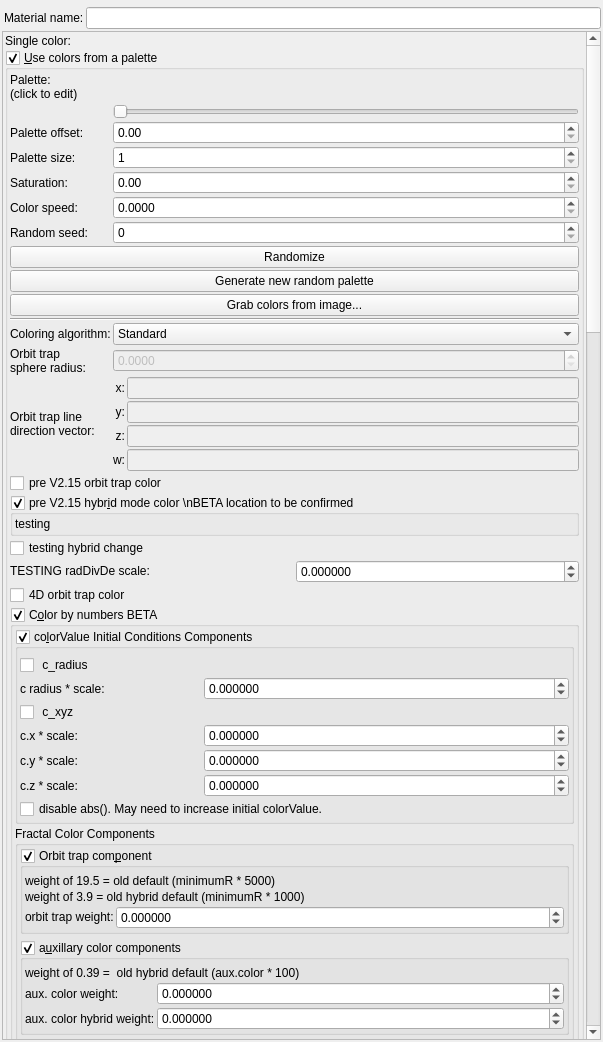
Above: mandelbulber2/qt/material_editor.ui from buddhi1980/mandelbulber2 before the change. Below: the same form after it.
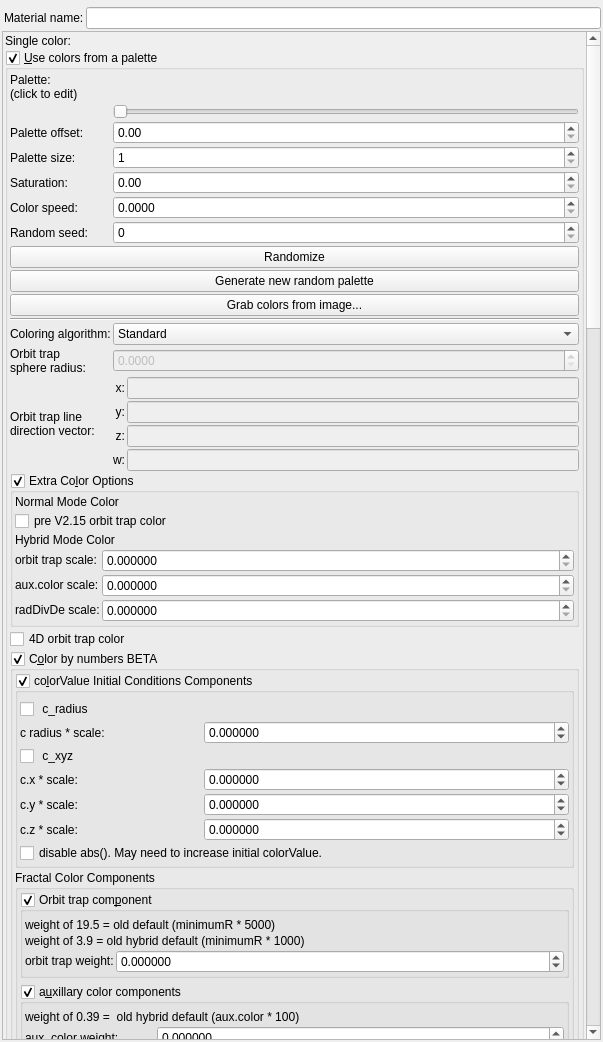
That is the form after the change. Icons and pictures are not drawn. Custom widgets are drawn as their Qt base class.

Commit message:
Added extra color options
inside is pre-v2.15 color check box

and controls for the three parts of hybrid mode color

this should allow for most backwards comapatibility issues

What changed in the file:
```diff
--- a/mandelbulber2/qt/material_editor.ui
+++ b/mandelbulber2/qt/material_editor.ui
@@ -81,9 +81,9 @@
       <property name="geometry">
        <rect>
         <x>0</x>
-        <y>0</y>
+        <y>-120</y>
         <width>583</width>
-        <height>3953</height>
+        <height>4019</height>
        </rect>
       </property>
       <layout class="QVBoxLayout" name="verticalLayout_2">
@@ -651,24 +651,17 @@
            </layout>
           </item>
           <item>
-           <widget class="MyCheckBox" name="checkBox_fractal_coloring_color_preV215_false">
-            <property name="text">
-             <string notr="true">pre V2.15 orbit trap color</string>
-            </property>
-           </widget>
-          </item>
-          <item>
-           <widget class="MyGroupBox" name="groupCheck_fractal_coloring_hybrid_color_preV215_false">
+           <widget class="MyGroupBox" name="groupCheck_fractal_coloring_extra_color_options_false">
             <property name="toolTip">
              <string>&lt;html&gt;&lt;head/&gt;&lt;body&gt;&lt;p&gt;Function produces an addition to the ColorValues based on its current value.&lt;/p&gt;&lt;/body&gt;&lt;/html&gt;</string>
             </property>
             <property name="title">
-             <string>pre V2.15 hybr&amp;id mode color \nBETA location to be confirmed</string>
+             <string>Extra Co&amp;lor Options</string>
             </property>
             <property name="checkable">
              <bool>true</bool>
             </property>
-            <layout class="QVBoxLayout" name="verticalLayout_49" stretch="0">
+            <layout class="QVBoxLayout" name="verticalLayout_49" stretch="0,0">
              <property name="spacing">
               <number>2</number>
              </property>
@@ -686,31 +679,35 @@
              </property>
              <item>
               <layout class="QGridLayout" name="gridLayout" columnstretch="0">
+               <item row="1" column="0">
+                <widget class="MyCheckBox" name="checkBox_fractal_coloring_color_preV215_false">
+                 <property name="text">
+                  <string notr="true">pre V2.15 orbit trap color</string>
+                 </property>
+                </widget>
+               </item>
+               <item row="3" column="0">
+                <widget class="QLabel" name="label_63">
+                 <property name="text">
+                  <string>Hybrid Mode Color</string>
+                 </property>
+                </widget>
+               </item>
                <item row="0" column="0">
                 <widget class="QLabel" name="label_60">
                  <property name="text">
-                  <string>testing</string>
+                  <string>Normal Mode Color </string>
                  </property>
                 </widget>
                </item>
               </layout>
              </item>
-            </layout>
-           </widget>
-          </item>
           <item>
-           <widget class="MyCheckBox" name="checkBox_fractal_coloring_temp_limit_false">
-            <property name="text">
-             <string notr="true">testing hybrid change</string>
-            </property>
-           </widget>
-          </item>
-          <item>
-           <layout class="QGridLayout" name="gridLayout_32" columnstretch="0,0">
+              <layout class="QGridLayout" name="gridLayout_32" columnstretch="0,1">
             <property name="topMargin">
              <number>0</number>
             </property>
-            <item row="1" column="0">
+               <item row="2" column="0">
              <widget class="QLabel" name="label_88">
               <property name="font">
                <font>
@@ -719,7 +716,48 @@
                </font>
               </property>
               <property name="text">
-               <string>&lt;html&gt;&lt;head/&gt;&lt;body&gt;&lt;p&gt;&lt;span style=&quot; font-weight:400;&quot;&gt;TESTING radDivDe scale:&lt;/span&gt;&lt;/p&gt;&lt;/body&gt;&lt;/html&gt;</string>
+                  <string>&lt;html&gt;&lt;head/&gt;&lt;body&gt;&lt;p&gt;&lt;span style=&quot; font-weight:400;&quot;&gt;radDivDe scale:&lt;/span&gt;&lt;/p&gt;&lt;/body&gt;&lt;/html&gt;</string>
+                 </property>
+                </widget>
+               </item>
+               <item row="2" column="1">
+                <widget class="MyDoubleSpinBox" name="spinbox_fractal_coloring_hybrid_div_de_scale1">
+                 <property name="sizePolicy">
+                  <sizepolicy hsizetype="Minimum" vsizetype="Maximum">
+                   <horstretch>0</horstretch>
+                   <verstretch>0</verstretch>
+                  </sizepolicy>
+                 </property>
+                 <property name="prefix">
+                  <string/>
+                 </property>
+                 <property name="suffix">
+                  <string/>
+                 </property>
+                 <property name="decimals">
+                  <number>6</number>
+                 </property>
+                 <property name="minimum">
+                  <double>0.000000000000000</double>
+                 </property>
+                 <property name="maximum">
+                  <double>9999.999900000000707</double>
+                 </property>
+                 <property name="singleStep">
+                  <double>1.000000000000000</double>
+                 </property>
+                </widget>
+               </item>
+               <item row="1" column="0">
+                <widget class="QLabel" name="label_89">
+                 <property name="font">
+                  <font>
+                   <weight>75</weight>
+                   <bold>true</bold>
+                  </font>
+                 </property>
+                 <property name="text">
+                  <string>&lt;html&gt;&lt;head/&gt;&lt;body&gt;&lt;p&gt;&lt;span style=&quot; font-weight:400;&quot;&gt;aux.color scale:&lt;/span&gt;&lt;/p&gt;&lt;/body&gt;&lt;/html&gt;</string>
               </property>
              </widget>
             </item>
@@ -741,7 +779,7 @@
                <number>6</number>
               </property>
               <property name="minimum">
-               <double>-9999.999900000000707</double>
+                  <double>0.000000000000000</double>
               </property>
               <property name="maximum">
                <double>9999.999900000000707</double>
@@ -751,7 +789,51 @@
               </property>
              </widget>
             </item>
-           </layout>
+               <item row="0" column="1">
+                <widget class="MyDoubleSpinBox" name="spinbox_fractal_coloring_orbit_trap_scale1">
+                 <property name="sizePolicy">
+                  <sizepolicy hsizetype="Minimum" vsizetype="Maximum">
+                   <horstretch>0</horstretch>
+                   <verstretch>0</verstretch>
+                  </sizepolicy>
+                 </property>
+                 <property name="prefix">
+                  <string/>
+                 </property>
+                 <property name="suffix">
+                  <string/>
+                 </property>
+                 <property name="decimals">
+                  <number>6</number>
+                 </property>
+                 <property name="minimum">
+                  <double>0.000000000000000</double>
+                 </property>
+                 <property name="maximum">
+                  <double>9999.999900000000707</double>
+                 </property>
+                 <property name="singleStep">
+                  <double>1.000000000000000</double>
+                 </property>
+                </widget>
+               </item>
+               <item row="0" column="0">
+                <widget class="QLabel" name="label_90">
+                 <property name="font">
+                  <font>
+                   <weight>75</weight>
+                   <bold>true</bold>
+                  </font>
+                 </property>
+                 <property name="text">
+                  <string>&lt;html&gt;&lt;head/&gt;&lt;body&gt;&lt;p&gt;&lt;span style=&quot; font-weight:400;&quot;&gt;orbit trap scale:&lt;/span&gt;&lt;/p&gt;&lt;/body&gt;&lt;/html&gt;</string>
+                 </property>
+                </widget>
+               </item>
+              </layout>
+             </item>
+            </layout>
+           </widget>
           </item>
           <item>
            <widget class="MyCheckBox" name="checkBox_fractal_coloring_color_4D_enabled_false">
```
Left out of the diff: 4 changed lines with no effect on the pictures. Lines whose indentation alone changed are shown as unchanged. The commit also changes 4 other files.
